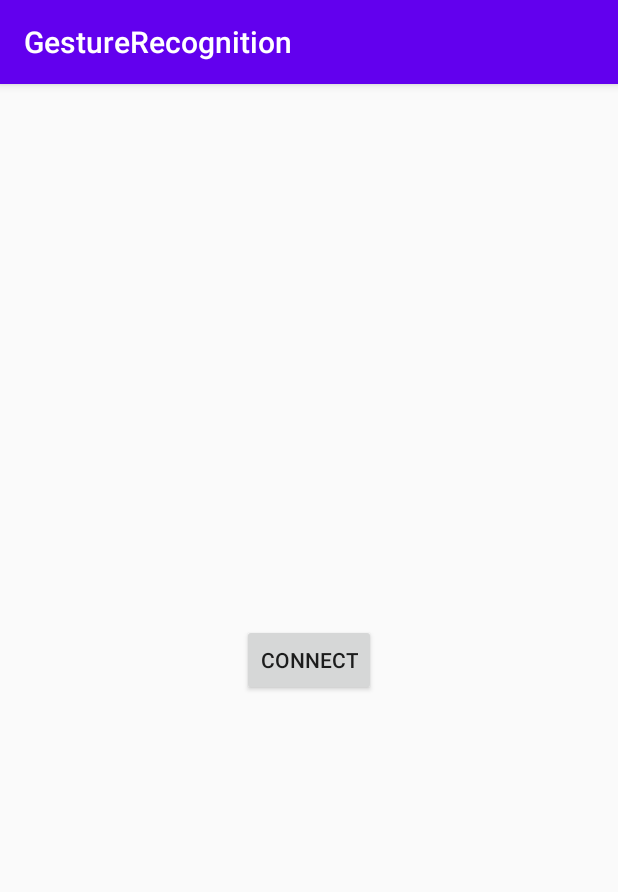
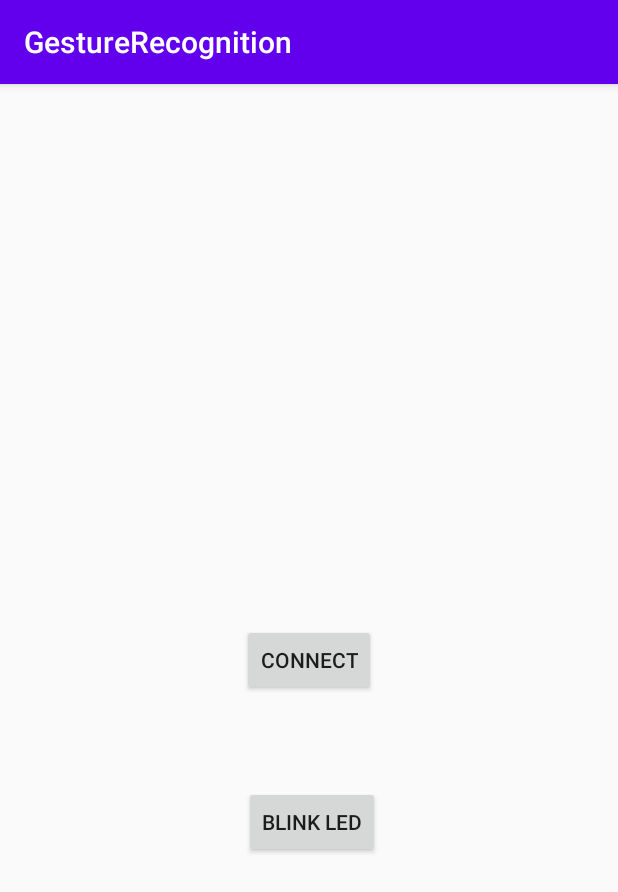
Before and after one commit to truecuozzo98/GestureRecognition, an Android app: the screen it shows after launch (MainActivity), on a phone screen of 412 x 824 dp. Shown: the top 892 px of the screen. Run offline under Robolectric (Android 15) with nearby library versions, the phone set to English and light mode, and no system bars; libraries missing offline, so code that uses them is left out: com.mbientlab.metawear; 1 statement that could not run was skipped.

Commit message:
Pulizia codice + aggiunto blink sensore

```diff
--- a/app/src/main/java/com/example/gesturerecognition/MainActivity.java
+++ b/app/src/main/java/com/example/gesturerecognition/MainActivity.java
@@ -17,6 +17,7 @@ import androidx.appcompat.app.AppCompatActivity;
 import com.mbientlab.metawear.DeviceInformation;
 import com.mbientlab.metawear.MetaWearBoard;
 import com.mbientlab.metawear.android.BtleService;
+import com.mbientlab.metawear.module.Led;
 
 import bolts.Continuation;
 import bolts.Task;
@@ -36,7 +37,65 @@ public class MainActivity extends AppCompatActivity implements ServiceConnection
         ///< Bind the service when the activity is created
         getApplicationContext().bindService(new Intent(this, BtleService.class),
                 this, Context.BIND_AUTO_CREATE);
+
+        Button connect = (Button) findViewById(R.id.buttonConnect);
+        connect.setOnClickListener(new View.OnClickListener() {
+            public void onClick(View v) {
+                connectTo();
+            }
+        });
+
+        Button led = (Button) findViewById(R.id.buttonLed);
+        led.setOnClickListener(new View.OnClickListener() {
+            public void onClick(View v) {
+                blinkLedTenTimes();
+            }
+        });
     }
+
+    public void retrieveBoard() {
+        final BluetoothManager btManager = (BluetoothManager) getSystemService(Context.BLUETOOTH_SERVICE);
+        final BluetoothDevice remoteDevice = btManager.getAdapter().getRemoteDevice(MW_MAC_ADDRESS);
+
+        // Create a MetaWear board object for the Bluetooth Device
+        board = serviceBinder.getMetaWearBoard(remoteDevice);
+    }
+
+    public void blinkLedTenTimes() {
+        Led led;
+        if ((led = board.getModule(Led.class)) != null) {
+            led.editPattern(Led.Color.BLUE, Led.PatternPreset.BLINK)
+                    .repeatCount((byte) 10)
+                    .commit();
+            led.play();
+        }
+    }
+
+    public void connectTo(){
+        board.connectAsync().continueWith(new Continuation<Void, Void>() {
+            @Override
+            public Void then(Task<Void> task) throws Exception {
+                if (task.isFaulted()) {
+                    Log.d("board", "Failed to connect");
+                } else {
+                    Log.d("board", "Connected");
+                    Log.i("board", "board model = " + board.getModel());
+                }
+
+                board.readDeviceInformationAsync()
+                        .continueWith(new Continuation<DeviceInformation, Void>() {
+                            @Override
+                            public Void then(Task<DeviceInformation> task) throws Exception {
+                                Log.i("board", "Device Information: " + task.getResult());
+                                return null;
+                            }
+                        });
+
+                return null;
+            }
+        });
+    }
+
 
     @Override
     public void onDestroy() {
@@ -55,17 +114,10 @@ public class MainActivity extends AppCompatActivity implements ServiceConnection
 
         retrieveBoard();
 
-        Button button = (Button) findViewById(R.id.buttonConnect);
-        button.setOnClickListener(new View.OnClickListener() {
-            public void onClick(View v) {
-                connectTo();
-            }
-        });
-
         board.onUnexpectedDisconnect(new MetaWearBoard.UnexpectedDisconnectHandler() {
             @Override
             public void disconnected(int status) {
-                Log.i("MainActivity", "Unexpectedly lost connection: " + status);
+                Log.i("board", "Unexpectedly lost connection: " + status);
             }
         });
     }
@@ -77,42 +129,9 @@ public class MainActivity extends AppCompatActivity implements ServiceConnection
         board.disconnectAsync().continueWith(new Continuation<Void, Void>() {
             @Override
             public Void then(Task<Void> task) throws Exception {
-                Log.i("MainActivity", "Disconnected");
+                Log.i("board", "Disconnected");
                 return null;
             }
         });
     }
-
-
-    public void retrieveBoard() {
-        final BluetoothManager btManager = (BluetoothManager) getSystemService(Context.BLUETOOTH_SERVICE);
-        final BluetoothDevice remoteDevice = btManager.getAdapter().getRemoteDevice(MW_MAC_ADDRESS);
-
-        // Create a MetaWear board object for the Bluetooth Device
-        board = serviceBinder.getMetaWearBoard(remoteDevice);
-    }
-
-    public void connectTo(){
-        board.connectAsync().continueWith(new Continuation<Void, Void>() {
-            @Override
-            public Void then(Task<Void> task) throws Exception {
-                if (task.isFaulted()) {
-                    Log.d("board", "Failed to connect");
-                } else {
-                    Log.d("board", "Connected");
-                    Log.i("board", "board model = " + board.getModel());
-                }
-                return null;
-            }
-        });
-
-        board.readDeviceInformationAsync()
-                .continueWith(new Continuation<DeviceInformation, Void>() {
-                    @Override
-                    public Void then(Task<DeviceInformation> task) throws Exception {
-                        Log.i("board", "Device Information: " + task.getResult());
-                        return null;
-                    }
-                });
-    }
 }
--- a/app/src/main/res/layout/activity_main.xml
+++ b/app/src/main/res/layout/activity_main.xml
@@ -6,6 +6,18 @@
     android:layout_width="match_parent"
     android:layout_height="match_parent"
     tools:context=".MainActivity">
+
+    <Button
+        android:id="@+id/buttonLed"
+        android:layout_width="wrap_content"
+        android:layout_height="wrap_content"
+        android:text="blink led"
+        app:layout_constraintBottom_toBottomOf="parent"
+        app:layout_constraintEnd_toEndOf="parent"
+        app:layout_constraintHorizontal_bias="0.506"
+        app:layout_constraintStart_toStartOf="parent"
+        app:layout_constraintTop_toTopOf="parent"
+        app:layout_constraintVertical_bias="0.65" />
 
     <Button
         android:id="@+id/buttonConnect"
```
